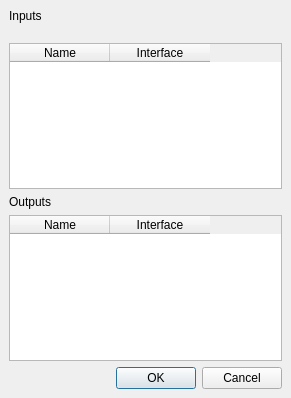
Qt form src/visualea/resources/ioconfig.ui (openalea/visualea) before a commit.
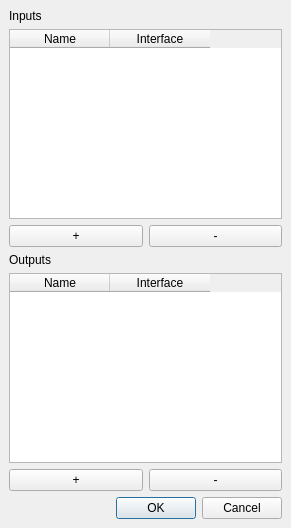
The same form after that commit.

Commit message: Improve IO dialog

```diff
--- a/src/visualea/resources/ioconfig.ui
+++ b/src/visualea/resources/ioconfig.ui
@@ -6,7 +6,7 @@
     <x>0</x>
     <y>0</y>
     <width>291</width>
-    <height>398</height>
+    <height>528</height>
    </rect>
   </property>
   <property name="windowTitle" >
@@ -22,8 +22,7 @@
    <item>
     <widget class="QLabel" name="label" >
      <property name="text" >
-      <string>Inputs
-</string>
+      <string>Inputs</string>
      </property>
     </widget>
    </item>
@@ -41,6 +40,30 @@
      </column>
     </widget>
    </item>
+   <item>
+    <layout class="QHBoxLayout" >
+     <property name="margin" >
+      <number>0</number>
+     </property>
+     <property name="spacing" >
+      <number>6</number>
+     </property>
+     <item>
+      <widget class="QPushButton" name="addInput" >
+       <property name="text" >
+        <string>+</string>
+       </property>
+      </widget>
+     </item>
+     <item>
+      <widget class="QPushButton" name="delInput" >
+       <property name="text" >
+        <string>-</string>
+       </property>
+      </widget>
+     </item>
+    </layout>
+   </item>
    <item>
     <widget class="QLabel" name="label_2" >
      <property name="text" >
@@ -62,6 +85,30 @@
      </column>
     </widget>
    </item>
+   <item>
+    <layout class="QHBoxLayout" >
+     <property name="margin" >
+      <number>0</number>
+     </property>
+     <property name="spacing" >
+      <number>6</number>
+     </property>
+     <item>
+      <widget class="QPushButton" name="addOutput" >
+       <property name="text" >
+        <string>+</string>
+       </property>
+      </widget>
+     </item>
+     <item>
+      <widget class="QPushButton" name="delOutput" >
+       <property name="text" >
+        <string>-</string>
+       </property>
+      </widget>
+     </item>
+    </layout>
+   </item>
    <item>
     <widget class="QDialogButtonBox" name="buttonBox" >
      <property name="orientation" >
```
The commit also changes 4 other files.
